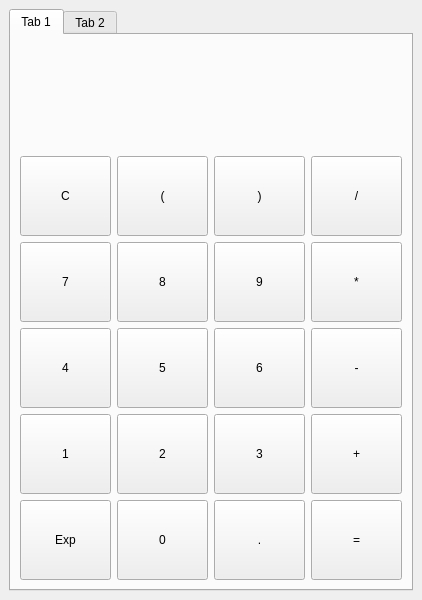
Old version of the form calculactriceQtS4/ui/mainwindow.ui in the repository mleitao2-iut90/calculatriceQtS4.
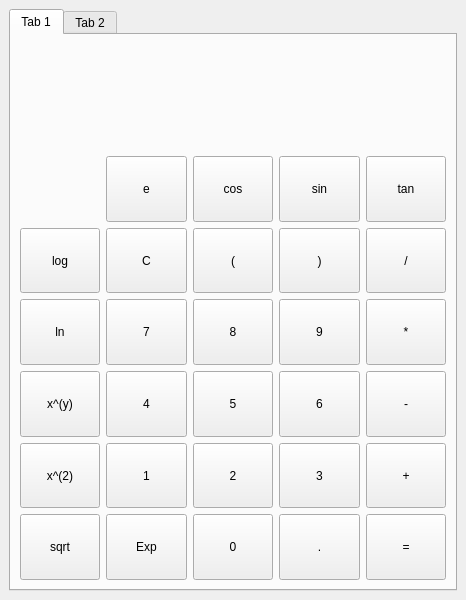
New version of the form.

```diff
--- a/calculactriceQtS4/ui/mainwindow.ui
+++ b/calculactriceQtS4/ui/mainwindow.ui
@@ -6,7 +6,7 @@
    <rect>
     <x>0</x>
     <y>0</y>
-    <width>422</width>
+    <width>466</width>
     <height>600</height>
    </rect>
   </property>
@@ -27,8 +27,8 @@
        <layout class="QGridLayout" name="gridLayout_2">
         <item row="1" column="0">
          <layout class="QGridLayout" name="gridLayout_3">
-          <item row="1" column="1">
-           <widget class="QPushButton" name="pushButton8">
+          <item row="1" column="2">
+           <widget class="QPushButton" name="pushButtonParentheseOuvrante">
             <property name="sizePolicy">
              <sizepolicy hsizetype="Expanding" vsizetype="Expanding">
               <horstretch>0</horstretch>
@@ -36,30 +36,158 @@
              </sizepolicy>
             </property>
             <property name="text">
-             <string>8</string>
+             <string>(</string>
             </property>
             <property name="shortcut">
-             <string>8</string>
-            </property>
-           </widget>
-          </item>
-          <item row="2" column="1">
-           <widget class="QPushButton" name="pushButton5">
-            <property name="sizePolicy">
-             <sizepolicy hsizetype="Expanding" vsizetype="Expanding">
-              <horstretch>0</horstretch>
-              <verstretch>0</verstretch>
-             </sizepolicy>
-            </property>
-            <property name="text">
-             <string>5</string>
-            </property>
-            <property name="shortcut">
-             <string>5</string>
+             <string>(</string>
             </property>
            </widget>
           </item>
           <item row="0" column="2">
+           <widget class="QPushButton" name="pushButtonCos">
+            <property name="enabled">
+             <bool>true</bool>
+            </property>
+            <property name="sizePolicy">
+             <sizepolicy hsizetype="Expanding" vsizetype="Expanding">
+              <horstretch>0</horstretch>
+              <verstretch>0</verstretch>
+             </sizepolicy>
+            </property>
+            <property name="text">
+             <string>cos</string>
+            </property>
+           </widget>
+          </item>
+          <item row="2" column="1">
+           <widget class="QPushButton" name="pushButton7">
+            <property name="sizePolicy">
+             <sizepolicy hsizetype="Expanding" vsizetype="Expanding">
+              <horstretch>0</horstretch>
+              <verstretch>0</verstretch>
+             </sizepolicy>
+            </property>
+            <property name="text">
+             <string>7</string>
+            </property>
+            <property name="shortcut">
+             <string>7</string>
+            </property>
+           </widget>
+          </item>
+          <item row="5" column="2">
+           <widget class="QPushButton" name="pushButton0">
+            <property name="sizePolicy">
+             <sizepolicy hsizetype="Expanding" vsizetype="Expanding">
+              <horstretch>0</horstretch>
+              <verstretch>0</verstretch>
+             </sizepolicy>
+            </property>
+            <property name="text">
+             <string>0</string>
+            </property>
+            <property name="shortcut">
+             <string>0</string>
+            </property>
+           </widget>
+          </item>
+          <item row="4" column="4">
+           <widget class="QPushButton" name="pushButtonPlus">
+            <property name="sizePolicy">
+             <sizepolicy hsizetype="Expanding" vsizetype="Expanding">
+              <horstretch>0</horstretch>
+              <verstretch>0</verstretch>
+             </sizepolicy>
+            </property>
+            <property name="text">
+             <string>+</string>
+            </property>
+            <property name="shortcut">
+             <string>+</string>
+            </property>
+           </widget>
+          </item>
+          <item row="3" column="1">
+           <widget class="QPushButton" name="pushButton4">
+            <property name="sizePolicy">
+             <sizepolicy hsizetype="Expanding" vsizetype="Expanding">
+              <horstretch>0</horstretch>
+              <verstretch>0</verstretch>
+             </sizepolicy>
+            </property>
+            <property name="text">
+             <string>4</string>
+            </property>
+            <property name="shortcut">
+             <string>4</string>
+            </property>
+           </widget>
+          </item>
+          <item row="4" column="2">
+           <widget class="QPushButton" name="pushButton2">
+            <property name="sizePolicy">
+             <sizepolicy hsizetype="Expanding" vsizetype="Expanding">
+              <horstretch>0</horstretch>
+              <verstretch>0</verstretch>
+             </sizepolicy>
+            </property>
+            <property name="text">
+             <string>2</string>
+            </property>
+            <property name="shortcut">
+             <string>2</string>
+            </property>
+           </widget>
+          </item>
+          <item row="4" column="3">
+           <widget class="QPushButton" name="pushButton3">
+            <property name="sizePolicy">
+             <sizepolicy hsizetype="Expanding" vsizetype="Expanding">
+              <horstretch>0</horstretch>
+              <verstretch>0</verstretch>
+             </sizepolicy>
+            </property>
+            <property name="text">
+             <string>3</string>
+            </property>
+            <property name="shortcut">
+             <string>3</string>
+            </property>
+           </widget>
+          </item>
+          <item row="0" column="1">
+           <widget class="QPushButton" name="pushButtonE">
+            <property name="enabled">
+             <bool>true</bool>
+            </property>
+            <property name="sizePolicy">
+             <sizepolicy hsizetype="Expanding" vsizetype="Expanding">
+              <horstretch>0</horstretch>
+              <verstretch>0</verstretch>
+             </sizepolicy>
+            </property>
+            <property name="text">
+             <string>e</string>
+            </property>
+           </widget>
+          </item>
+          <item row="2" column="3">
+           <widget class="QPushButton" name="pushButton9">
+            <property name="sizePolicy">
+             <sizepolicy hsizetype="Expanding" vsizetype="Expanding">
+              <horstretch>0</horstretch>
+              <verstretch>0</verstretch>
+             </sizepolicy>
+            </property>
+            <property name="text">
+             <string>9</string>
+            </property>
+            <property name="shortcut">
+             <string>9</string>
+            </property>
+           </widget>
+          </item>
+          <item row="1" column="3">
            <widget class="QPushButton" name="pushButtonParentheseFermante">
             <property name="sizePolicy">
              <sizepolicy hsizetype="Expanding" vsizetype="Expanding">
@@ -75,7 +203,7 @@
             </property>
            </widget>
           </item>
-          <item row="0" column="0">
+          <item row="1" column="1">
            <widget class="QPushButton" name="pushButtonC">
             <property name="sizePolicy">
              <sizepolicy hsizetype="Expanding" vsizetype="Expanding">
@@ -92,7 +220,10 @@
            </widget>
           </item>
           <item row="0" column="3">
-           <widget class="QPushButton" name="pushButtonDivise">
+           <widget class="QPushButton" name="pushButtonSin">
+            <property name="enabled">
+             <bool>true</bool>
+            </property>
             <property name="sizePolicy">
              <sizepolicy hsizetype="Expanding" vsizetype="Expanding">
               <horstretch>0</horstretch>
@@ -100,14 +231,27 @@
              </sizepolicy>
             </property>
             <property name="text">
-             <string>/</string>
+             <string>sin</string>
             </property>
-            <property name="shortcut">
-             <string>/</string>
+           </widget>
+          </item>
+          <item row="0" column="4">
+           <widget class="QPushButton" name="pushButtonTan">
+            <property name="enabled">
+             <bool>true</bool>
             </property>
+            <property name="sizePolicy">
+             <sizepolicy hsizetype="Expanding" vsizetype="Expanding">
+              <horstretch>0</horstretch>
+              <verstretch>0</verstretch>
+             </sizepolicy>
+            </property>
+            <property name="text">
+             <string>tan</string>
+            </property>
            </widget>
           </item>
-          <item row="3" column="0">
+          <item row="4" column="1">
            <widget class="QPushButton" name="pushButton1">
             <property name="sizePolicy">
              <sizepolicy hsizetype="Expanding" vsizetype="Expanding">
@@ -123,71 +267,7 @@
             </property>
            </widget>
           </item>
-          <item row="2" column="0">
-           <widget class="QPushButton" name="pushButton4">
-            <property name="sizePolicy">
-             <sizepolicy hsizetype="Expanding" vsizetype="Expanding">
-              <horstretch>0</horstretch>
-              <verstretch>0</verstretch>
-             </sizepolicy>
-            </property>
-            <property name="text">
-             <string>4</string>
-            </property>
-            <property name="shortcut">
-             <string>4</string>
-            </property>
-           </widget>
-          </item>
-          <item row="0" column="1">
-           <widget class="QPushButton" name="pushButtonParentheseOuvrante">
-            <property name="sizePolicy">
-             <sizepolicy hsizetype="Expanding" vsizetype="Expanding">
-              <horstretch>0</horstretch>
-              <verstretch>0</verstretch>
-             </sizepolicy>
-            </property>
-            <property name="text">
-             <string>(</string>
-            </property>
-            <property name="shortcut">
-             <string>(</string>
-            </property>
-           </widget>
-          </item>
-          <item row="3" column="1">
-           <widget class="QPushButton" name="pushButton2">
-            <property name="sizePolicy">
-             <sizepolicy hsizetype="Expanding" vsizetype="Expanding">
-              <horstretch>0</horstretch>
-              <verstretch>0</verstretch>
-             </sizepolicy>
-            </property>
-            <property name="text">
-             <string>2</string>
-            </property>
-            <property name="shortcut">
-             <string>2</string>
-            </property>
-           </widget>
-          </item>
-          <item row="1" column="0">
-           <widget class="QPushButton" name="pushButton7">
-            <property name="sizePolicy">
-             <sizepolicy hsizetype="Expanding" vsizetype="Expanding">
-              <horstretch>0</horstretch>
-              <verstretch>0</verstretch>
-             </sizepolicy>
-            </property>
-            <property name="text">
-             <string>7</string>
-            </property>
-            <property name="shortcut">
-             <string>7</string>
-            </property>
-           </widget>
-          </item>
-          <item row="4" column="0">
+          <item row="5" column="1">
            <widget class="QPushButton" name="pushButtonExp">
             <property name="sizePolicy">
              <sizepolicy hsizetype="Expanding" vsizetype="Expanding">
@@ -200,104 +280,8 @@
             </property>
            </widget>
           </item>
-          <item row="4" column="1">
-           <widget class="QPushButton" name="pushButton0">
-            <property name="sizePolicy">
-             <sizepolicy hsizetype="Expanding" vsizetype="Expanding">
-              <horstretch>0</horstretch>
-              <verstretch>0</verstretch>
-             </sizepolicy>
-            </property>
-            <property name="text">
-             <string>0</string>
-            </property>
-            <property name="shortcut">
-             <string>0</string>
-            </property>
-           </widget>
-          </item>
-          <item row="2" column="2">
-           <widget class="QPushButton" name="pushButton6">
-            <property name="sizePolicy">
-             <sizepolicy hsizetype="Expanding" vsizetype="Expanding">
-              <horstretch>0</horstretch>
-              <verstretch>0</verstretch>
-             </sizepolicy>
-            </property>
-            <property name="text">
-             <string>6</string>
-            </property>
-            <property name="shortcut">
-             <string>6</string>
-            </property>
-           </widget>
-          </item>
-          <item row="1" column="2">
-           <widget class="QPushButton" name="pushButton9">
-            <property name="sizePolicy">
-             <sizepolicy hsizetype="Expanding" vsizetype="Expanding">
-              <horstretch>0</horstretch>
-              <verstretch>0</verstretch>
-             </sizepolicy>
-            </property>
-            <property name="text">
-             <string>9</string>
-            </property>
-            <property name="shortcut">
-             <string>9</string>
-            </property>
-           </widget>
-          </item>
-          <item row="1" column="3">
-           <widget class="QPushButton" name="pushButtonFois">
-            <property name="sizePolicy">
-             <sizepolicy hsizetype="Expanding" vsizetype="Expanding">
-              <horstretch>0</horstretch>
-              <verstretch>0</verstretch>
-             </sizepolicy>
-            </property>
-            <property name="text">
-             <string>*</string>
-            </property>
-            <property name="shortcut">
-             <string>*</string>
-            </property>
-           </widget>
-          </item>
-          <item row="2" column="3">
-           <widget class="QPushButton" name="pushButtonMoins">
-            <property name="sizePolicy">
-             <sizepolicy hsizetype="Expanding" vsizetype="Expanding">
-              <horstretch>0</horstretch>
-              <verstretch>0</verstretch>
-             </sizepolicy>
-            </property>
-            <property name="text">
-             <string>-</string>
-            </property>
-            <property name="shortcut">
-             <string>-</string>
-            </property>
-           </widget>
-          </item>
-          <item row="3" column="3">
-           <widget class="QPushButton" name="pushButtonPlus">
-            <property name="sizePolicy">
-             <sizepolicy hsizetype="Expanding" vsizetype="Expanding">
-              <horstretch>0</horstretch>
-              <verstretch>0</verstretch>
-             </sizepolicy>
-            </property>
-            <property name="text">
-             <string>+</string>
-            </property>
-            <property name="shortcut">
-             <string>+</string>
-            </property>
-           </widget>
-          </item>
           <item row="3" column="2">
-           <widget class="QPushButton" name="pushButton3">
+           <widget class="QPushButton" name="pushButton5">
             <property name="sizePolicy">
              <sizepolicy hsizetype="Expanding" vsizetype="Expanding">
               <horstretch>0</horstretch>
@@ -305,14 +289,30 @@
              </sizepolicy>
             </property>
             <property name="text">
-             <string>3</string>
+             <string>5</string>
             </property>
             <property name="shortcut">
              <string>3</string>
             </property>
            </widget>
           </item>
-          <item row="4" column="2">
+          <item row="3" column="3">
+           <widget class="QPushButton" name="pushButton6">
+            <property name="sizePolicy">
+             <sizepolicy hsizetype="Expanding" vsizetype="Expanding">
+              <horstretch>0</horstretch>
+              <verstretch>0</verstretch>
+             </sizepolicy>
+            </property>
+            <property name="text">
+             <string>6</string>
+            </property>
+            <property name="shortcut">
+             <string>6</string>
+            </property>
+           </widget>
+          </item>
+          <item row="5" column="3">
            <widget class="QPushButton" name="pushButtonVirgule">
             <property name="sizePolicy">
              <sizepolicy hsizetype="Expanding" vsizetype="Expanding">
@@ -328,7 +328,7 @@
             </property>
            </widget>
           </item>
-          <item row="4" column="3">
+          <item row="5" column="4">
            <widget class="QPushButton" name="pushButtonEgale">
             <property name="sizePolicy">
              <sizepolicy hsizetype="Expanding" vsizetype="Expanding">
@@ -344,6 +344,168 @@
             </property>
            </widget>
           </item>
+          <item row="3" column="4">
+           <widget class="QPushButton" name="pushButtonMoins">
+            <property name="sizePolicy">
+             <sizepolicy hsizetype="Expanding" vsizetype="Expanding">
+              <horstretch>0</horstretch>
+              <verstretch>0</verstretch>
+             </sizepolicy>
+            </property>
+            <property name="text">
+             <string>-</string>
+            </property>
+            <property name="shortcut">
+             <string>-</string>
+            </property>
+           </widget>
+          </item>
+          <item row="1" column="4">
+           <widget class="QPushButton" name="pushButtonDivise">
+            <property name="sizePolicy">
+             <sizepolicy hsizetype="Expanding" vsizetype="Expanding">
+              <horstretch>0</horstretch>
+              <verstretch>0</verstretch>
+             </sizepolicy>
+            </property>
+            <property name="text">
+             <string>/</string>
+            </property>
+            <property name="shortcut">
+             <string>/</string>
+            </property>
+           </widget>
+          </item>
+          <item row="2" column="2">
+           <widget class="QPushButton" name="pushButton8">
+            <property name="sizePolicy">
+             <sizepolicy hsizetype="Expanding" vsizetype="Expanding">
+              <horstretch>0</horstretch>
+              <verstretch>0</verstretch>
+             </sizepolicy>
+            </property>
+            <property name="text">
+             <string>8</string>
+            </property>
+            <property name="shortcut">
+             <string>8</string>
+            </property>
+           </widget>
+          </item>
+          <item row="2" column="4">
+           <widget class="QPushButton" name="pushButtonFois">
+            <property name="sizePolicy">
+             <sizepolicy hsizetype="Expanding" vsizetype="Expanding">
+              <horstretch>0</horstretch>
+              <verstretch>0</verstretch>
+             </sizepolicy>
+            </property>
+            <property name="text">
+             <string>*</string>
+            </property>
+            <property name="shortcut">
+             <string>*</string>
+            </property>
+           </widget>
+          </item>
+          <item row="1" column="0">
+           <widget class="QPushButton" name="pushButtonLog">
+            <property name="enabled">
+             <bool>true</bool>
+            </property>
+            <property name="sizePolicy">
+             <sizepolicy hsizetype="Expanding" vsizetype="Expanding">
+              <horstretch>0</horstretch>
+              <verstretch>0</verstretch>
+             </sizepolicy>
+            </property>
+            <property name="text">
+             <string>log</string>
+            </property>
+           </widget>
+          </item>
+          <item row="2" column="0">
+           <widget class="QPushButton" name="pushButtonLn">
+            <property name="enabled">
+             <bool>true</bool>
+            </property>
+            <property name="sizePolicy">
+             <sizepolicy hsizetype="Expanding" vsizetype="Expanding">
+              <horstretch>0</horstretch>
+              <verstretch>0</verstretch>
+             </sizepolicy>
+            </property>
+            <property name="text">
+             <string>ln</string>
+            </property>
+           </widget>
+          </item>
+          <item row="3" column="0">
+           <widget class="QPushButton" name="pushButtonPuissanceY">
+            <property name="enabled">
+             <bool>true</bool>
+            </property>
+            <property name="sizePolicy">
+             <sizepolicy hsizetype="Expanding" vsizetype="Expanding">
+              <horstretch>0</horstretch>
+              <verstretch>0</verstretch>
+             </sizepolicy>
+            </property>
+            <property name="text">
+             <string>x^(y)</string>
+            </property>
+           </widget>
+          </item>
+          <item row="4" column="0">
+           <widget class="QPushButton" name="pushButtonPuissance2">
+            <property name="enabled">
+             <bool>true</bool>
+            </property>
+            <property name="sizePolicy">
+             <sizepolicy hsizetype="Expanding" vsizetype="Expanding">
+              <horstretch>0</horstretch>
+              <verstretch>0</verstretch>
+             </sizepolicy>
+            </property>
+            <property name="text">
+             <string>x^(2)</string>
+            </property>
+           </widget>
+          </item>
+          <item row="5" column="0">
+           <widget class="QPushButton" name="pushButtonSqrt">
+            <property name="enabled">
+             <bool>true</bool>
+            </property>
+            <property name="sizePolicy">
+             <sizepolicy hsizetype="Expanding" vsizetype="Expanding">
+              <horstretch>0</horstretch>
+              <verstretch>0</verstretch>
+             </sizepolicy>
+            </property>
+            <property name="autoFillBackground">
+             <bool>false</bool>
+            </property>
+            <property name="inputMethodHints">
+             <set>Qt::ImhNone</set>
+            </property>
+            <property name="text">
+             <string>sqrt</string>
+            </property>
+            <property name="checkable">
+             <bool>false</bool>
+            </property>
+            <property name="autoDefault">
+             <bool>false</bool>
+            </property>
+            <property name="default">
+             <bool>false</bool>
+            </property>
+            <property name="flat">
+             <bool>false</bool>
+            </property>
+           </widget>
+          </item>
          </layout>
         </item>
         <item row="0" column="0">
```
Left out of the diff: 6 changed lines with no effect on the pictures.
